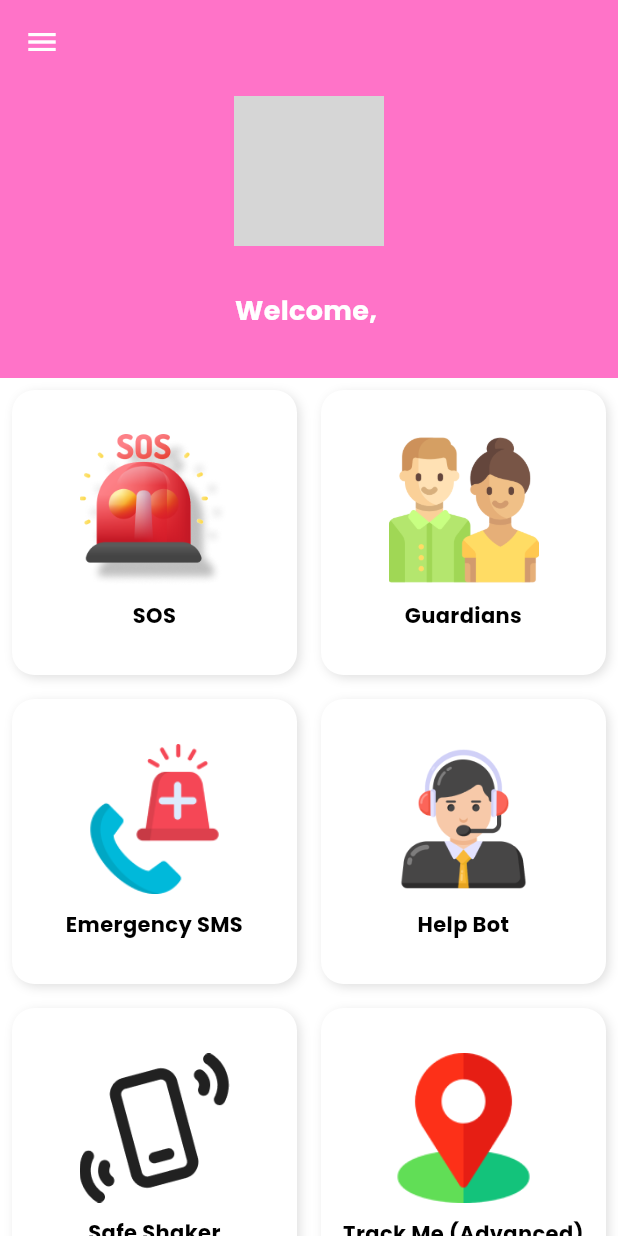
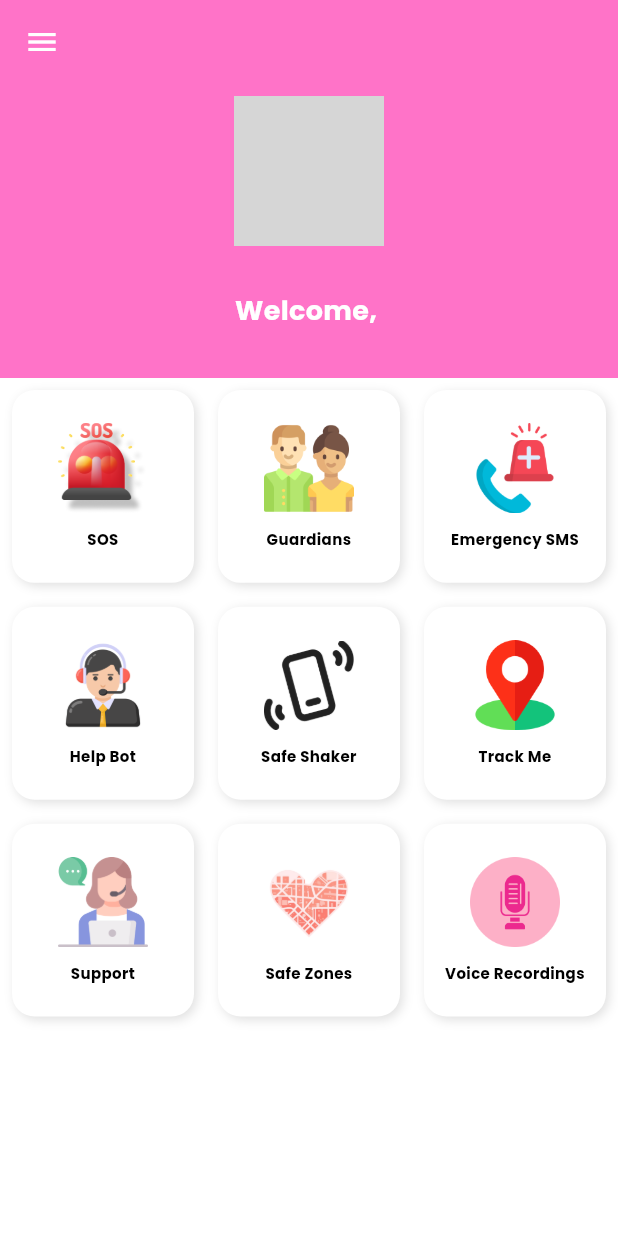
Before and after one commit to yumyum-web/ai_guardian, a Flutter app: the DashboardScreen screen opened directly, on a phone screen of 412 x 824 dp. Run offline on Flutter 3.47's test engine with Material 3 defaults, Android fonts, the phone set to English and light mode, and no system bars; our stand-ins replace audioplayers, cached_network_image, carousel_slider, cloud_firestore, firebase_auth, firebase_core and 7 more; missing offline and left inert: flutter_background_geolocation, mobile_scanner, record, shake_gesture; accounts and stored records are empty; network calls fail; grey boxes are pictures that could not be loaded.

Commit message:
feat: Update Dashboard layout to use 3 columns and adjust tile sizes for better display

```diff
--- a/lib/screens/dashboard_screen.dart
+++ b/lib/screens/dashboard_screen.dart
@@ -148,7 +148,7 @@ class _DashboardScreenState extends State<DashboardScreen> {
       ),
       DashboardTile(
         image: 'assets/images/dashboard_track_me.png',
-        label: "Track Me (Advanced)",
+        label: "Track Me",
         bgColor: _isSharingLocation ? Colors.green : null,
         textColor: _isSharingLocation ? Colors.white : null,
         onTap: () {
--- a/lib/widgets/dashboard.dart
+++ b/lib/widgets/dashboard.dart
@@ -44,8 +44,8 @@ class Dashboard extends StatelessWidget {
         Expanded(
           child: GridView(
             gridDelegate: SliverGridDelegateWithFixedCrossAxisCount(
-              crossAxisCount: 2,
-              childAspectRatio: 1,
+              crossAxisCount: 3, // Changed from 2 to 3 columns
+              childAspectRatio: 0.95, // Adjusted for better fit with 3 columns
             ),
             children: tiles,
           ),
--- a/lib/widgets/dashboard_tile.dart
+++ b/lib/widgets/dashboard_tile.dart
@@ -35,13 +35,13 @@ class DashboardTile extends StatelessWidget {
         child: Column(
           mainAxisAlignment: MainAxisAlignment.center,
           children: [
-            Image.asset(image, width: 100),
+            Image.asset(image, width: 60),
             SizedBox(height: 10),
             Text(
               label,
               textAlign: TextAlign.center,
               style: TextStyle(
-                fontSize: 14,
+                fontSize: 10,
                 fontWeight: FontWeight.bold,
                 color: textColor,
               ),
```
